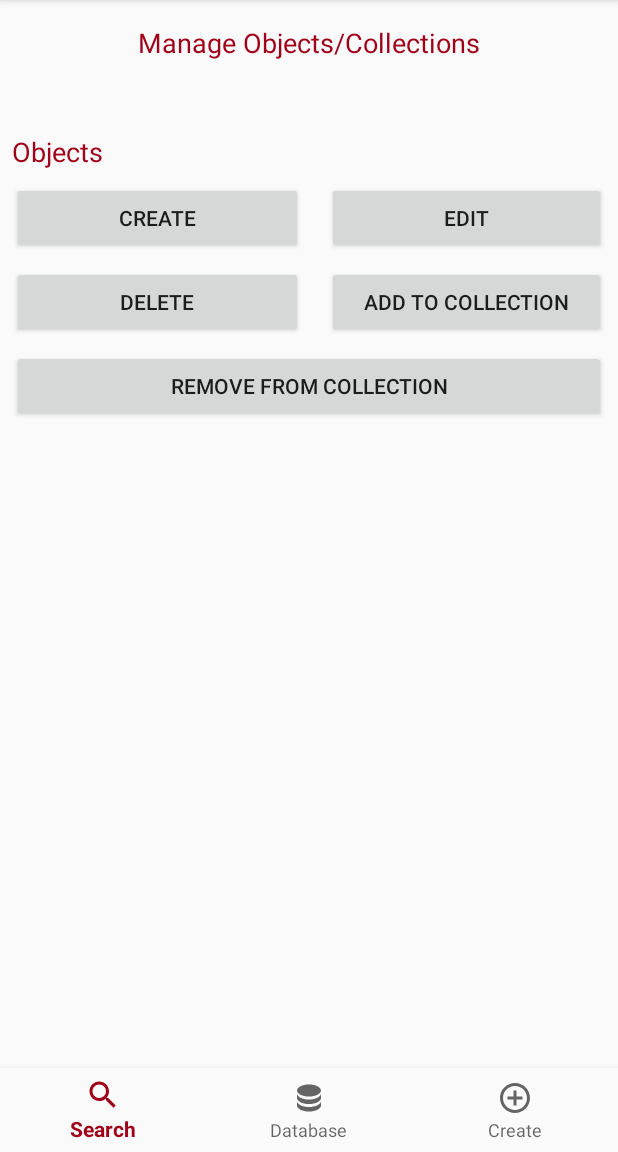
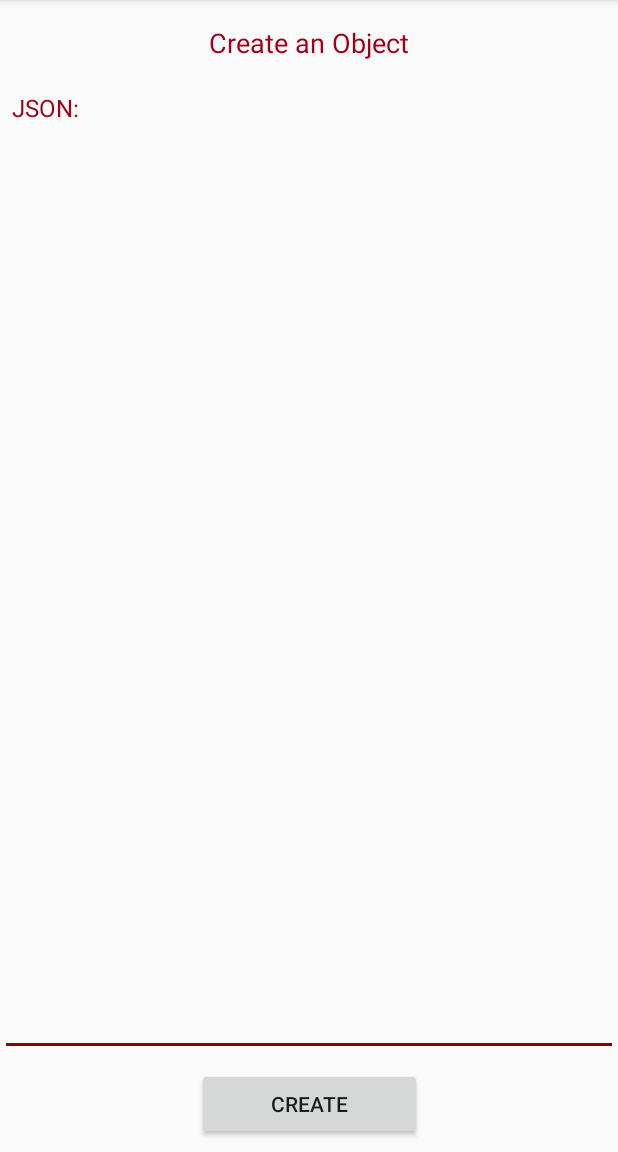
Before and after one commit to birkoof/storageStorm, an Android app: the fragment CreateFragment placed in its activity, after a tap on "CREATE", on a phone screen of 412 x 824 dp, the part 84-1236 px from its top. Run offline under Robolectric (Android 15) with nearby library versions, the phone set to English and light mode, and no system bars; libraries missing offline, so code that uses them is left out: org.jetbrains.anko; 1 statement that could not run was skipped.

```diff
--- a/app/src/main/AndroidManifest.xml
+++ b/app/src/main/AndroidManifest.xml
@@ -13,6 +13,7 @@
         android:supportsRtl="true"
         android:theme="@style/AppTheme"
         android:usesCleartextTraffic="true">
+        <activity android:name=".activities.CreateObject"></activity>
         <activity
             android:name=".dialogs.EditObjectDialog"
             android:theme="@style/AppTheme.CustomPopup" />
--- /dev/null
+++ b/app/src/main/java/com/basic/storagestorm/activities/CreateObject.kt
@@ -0,0 +1,59 @@
+package com.basic.storagestorm.activities
+
+import android.os.Bundle
+import android.support.v7.app.AppCompatActivity
+import android.view.View
+import android.widget.ProgressBar
+import android.widget.Toast
+import at.tugraz.ikarus.api.IkarusApi
+import com.basic.storagestorm.R
+import com.basic.storagestorm.utilities.Constants
+import com.basic.storagestorm.utilities.Helper
+import kotlinx.android.synthetic.main.activity_create_object.*
+import org.jetbrains.anko.doAsync
+import org.jetbrains.anko.uiThread
+import java.io.IOException
+
+class CreateObject : AppCompatActivity() {
+
+    private lateinit var progressBar: ProgressBar
+
+    override fun onCreate(savedInstanceState: Bundle?) {
+        super.onCreate(savedInstanceState)
+        setContentView(R.layout.activity_create_object)
+
+        progressBar = findViewById(R.id.progressBar)
+
+        btnCreate.setOnClickListener {
+            createObject()
+        }
+    }
+
+    private fun createObject() {
+        val json = inputContent.text.toString()
+        if (!Helper.isValidJSON(json)) {
+            Toast.makeText(this, "Please enter valid JSON!", Toast.LENGTH_SHORT).show()
+            return
+        }
+        if (!Helper.hasNetworkConnection(this)) {
+            Toast.makeText(this, "Please check your network!", Toast.LENGTH_SHORT).show()
+            return
+        }
+        progressBar.visibility = View.VISIBLE
+        doAsync {
+            try {
+                val id = IkarusApi(Constants.UTILITIES_SERVER_URL).store(json)
+                uiThread {
+                    progressBar.visibility = View.GONE
+                    Toast.makeText(it, "Object created! ID: $id.", Toast.LENGTH_SHORT).show()
+                    inputContent.text?.clear()
+                }
+            } catch (exception: IOException) {
+                uiThread {
+                    progressBar.visibility = View.GONE
+                    Toast.makeText(it, "An error occurred!", Toast.LENGTH_SHORT).show()
+                }
+            }
+        }
+    }
+}
--- a/app/src/main/java/com/basic/storagestorm/fragments/CreateFragment.kt
+++ b/app/src/main/java/com/basic/storagestorm/fragments/CreateFragment.kt
@@ -9,6 +9,7 @@ import android.view.ViewGroup
 import android.widget.Button
 import android.widget.ProgressBar
 import com.basic.storagestorm.R
+import com.basic.storagestorm.activities.CreateObject
 import com.basic.storagestorm.activities.MainActivity
 import com.basic.storagestorm.dialogs.AddObjectToCollectionDialog
 import com.basic.storagestorm.dialogs.DeleteObjectDialog
@@ -29,8 +30,6 @@ class CreateFragment : Fragment(), BackpressHandler {
         // Inflate the layout for this fragment
         val view = inflater.inflate(R.layout.fragment_create, container, false)
 
-        progressBar = view.findViewById(R.id.progressBar)
-
         btnEditObject = view.findViewById(R.id.btnEditObject)
         btnEditObject.setOnClickListener {
             startActivity(Intent(activity, EditObjectDialog::class.java))
@@ -38,9 +37,8 @@ class CreateFragment : Fragment(), BackpressHandler {
 
         btnCreateObject = view.findViewById(R.id.btnCreateObject)
         btnCreateObject.setOnClickListener {
-            // TODO
+            startActivity(Intent(activity, CreateObject::class.java))
         }
-
 
         btnDeleteObject = view.findViewById(R.id.btnDeleteObject)
         btnDeleteObject.setOnClickListener {
--- /dev/null
+++ b/app/src/main/res/layout/activity_create_object.xml
@@ -0,0 +1,69 @@
+<?xml version="1.0" encoding="utf-8"?>
+<android.support.constraint.ConstraintLayout xmlns:android="http://schemas.android.com/apk/res/android"
+    xmlns:app="http://schemas.android.com/apk/res-auto"
+    xmlns:tools="http://schemas.android.com/tools"
+    android:layout_width="match_parent"
+    android:layout_height="match_parent"
+    tools:context=".activities.CreateObject">
+
+    <FrameLayout
+        android:id="@+id/progressBarWrapper"
+        android:layout_width="match_parent"
+        android:layout_height="wrap_content"
+        android:layout_marginTop="8dp"
+        android:layout_marginBottom="8dp"
+        app:layout_constraintTop_toTopOf="@+id/inputContent">
+
+        <include layout="@layout/progressbar" />
+
+    </FrameLayout>
+
+    <TextView
+        android:id="@+id/tvTitle"
+        android:layout_width="wrap_content"
+        android:layout_height="wrap_content"
+        android:layout_marginStart="8dp"
+        android:layout_marginTop="16dp"
+        android:layout_marginEnd="8dp"
+        android:text="Create an Object"
+        android:textColor="@color/colorPrimary"
+        android:textSize="18sp"
+        app:layout_constraintEnd_toEndOf="parent"
+        app:layout_constraintStart_toStartOf="parent"
+        app:layout_constraintTop_toTopOf="parent" />
+
+    <TextView
+        android:id="@+id/tvJson"
+        android:layout_width="wrap_content"
+        android:layout_height="wrap_content"
+        android:layout_marginStart="8dp"
+        android:layout_marginTop="20dp"
+        android:text="JSON:"
+        android:textColor="@color/colorPrimary"
+        android:textSize="16sp"
+        app:layout_constraintStart_toStartOf="parent"
+        app:layout_constraintTop_toBottomOf="@+id/tvTitle" />
+
+    <android.support.design.widget.TextInputEditText
+        android:id="@+id/inputContent"
+        android:layout_width="match_parent"
+        android:layout_height="0dp"
+        android:layout_marginTop="8dp"
+        android:layout_marginBottom="8dp"
+        app:layout_constraintBottom_toTopOf="@+id/btnCreate"
+        app:layout_constraintTop_toBottomOf="@+id/tvJson"
+        tools:layout_editor_absoluteX="8dp" />
+
+    <Button
+        android:id="@+id/btnCreate"
+        android:layout_width="150dp"
+        android:layout_height="wrap_content"
+        android:layout_marginStart="8dp"
+        android:layout_marginEnd="8dp"
+        android:layout_marginBottom="8dp"
+        android:text="Create"
+        app:layout_constraintBottom_toBottomOf="parent"
+        app:layout_constraintEnd_toEndOf="parent"
+        app:layout_constraintStart_toStartOf="parent" />
+
+</android.support.constraint.ConstraintLayout>
--- a/app/src/main/res/layout/fragment_create.xml
+++ b/app/src/main/res/layout/fragment_create.xml
@@ -5,8 +5,6 @@
                 android:layout_width="match_parent"
                 android:layout_height="match_parent"
     tools:context=".fragments.CreateFragment">
-
-    <include layout="@layout/progressbar" />
 
     <TextView
         android:id="@+id/tvManage"
```
Also changed, not shown: app/src/main/java/com/basic/storagestorm/dialogs/EditObjectDialog.kt (+35 -1 lines).
